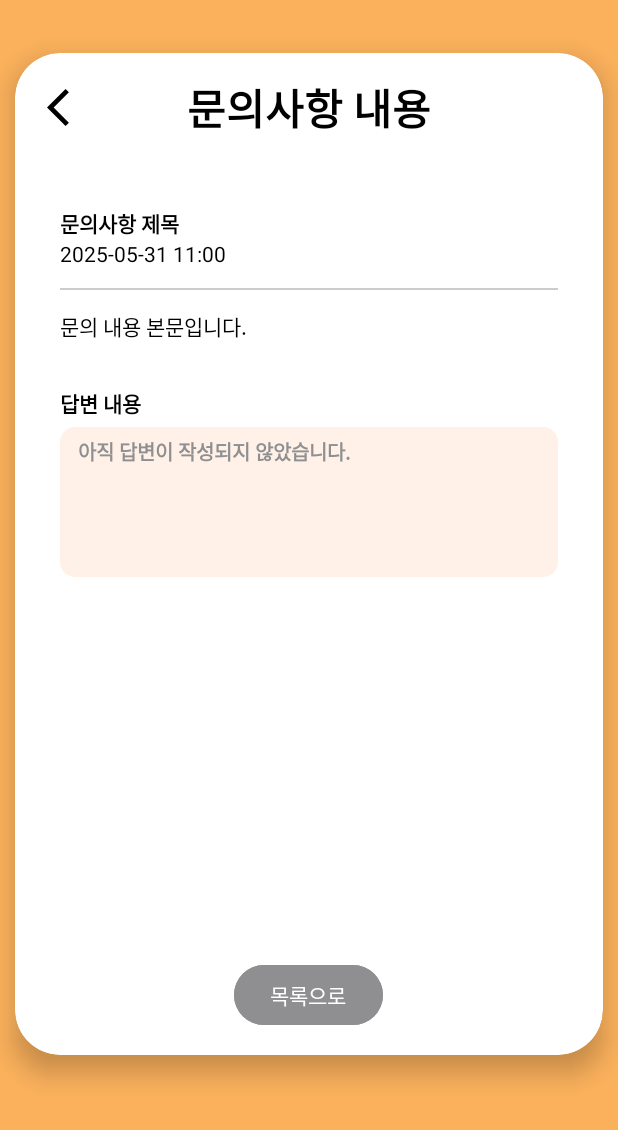
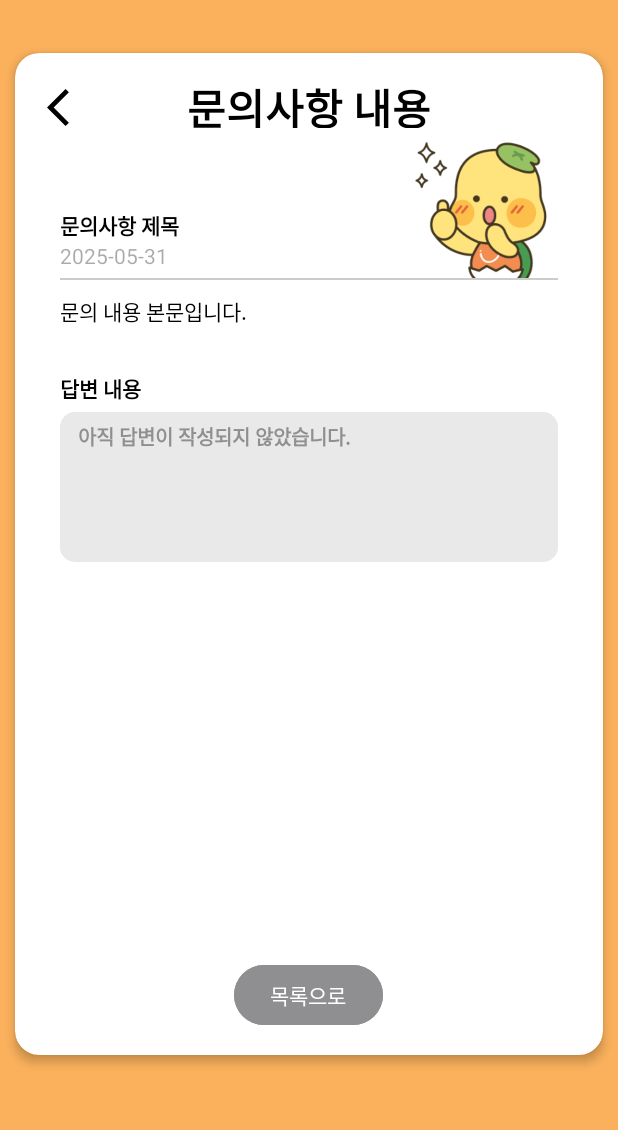
Before and after one commit to TUK-MPM/zikk-android, an Android app: the QuestionContentActivity screen opened directly, with no data from a screen before it, on a phone screen of 412 x 824 dp, the part 106-1236 px from its top. Run offline under Robolectric (Android 15) with nearby library versions, the phone set to English and light mode, and no system bars; 1 statement that could not run was skipped.

Commit message:
공지/문의 디자인 수정

```diff
--- a/app/src/main/java/com/example/zikk/QuestionContentActivity.kt
+++ b/app/src/main/java/com/example/zikk/QuestionContentActivity.kt
@@ -81,7 +81,7 @@ class QuestionContentActivity : BaseActivity() {
     }
 
     private fun formatDate(raw: String): String {
-        return raw.replace("T", " ").substring(0, 16)
+        return raw.replace("T", " ").substring(0, 10)
     }
 
     private fun showToast(msg: String) {
--- a/app/src/main/res/layout/activity_admin_notice_write.xml
+++ b/app/src/main/res/layout/activity_admin_notice_write.xml
@@ -80,6 +80,7 @@
                     android:layout_height="30dp"
                     android:layout_marginHorizontal="30dp"
                     android:background="@drawable/round_box_medium"
+                    android:backgroundTint="#E9E9E9"
                     android:paddingStart="12dp"
                     android:hint="공지사항 제목을 입력해주세요. (최대 50자)"
                     android:textSize="13sp"
@@ -103,6 +104,7 @@
                     android:layout_height="206dp"
                     android:layout_marginHorizontal="30dp"
                     android:background="@drawable/round_box_medium"
+                    android:backgroundTint="#E9E9E9"
                     android:paddingStart="12dp"
                     android:hint="공지사항 내용을 입력해주세요. (최대 500자)"
                     android:textSize="13sp"
@@ -137,7 +139,7 @@
                             android:layout_width="100dp"
                             android:layout_height="wrap_content"
                             android:layout_marginLeft="30dp"
-                            android:backgroundTint="@color/blue"
+                            android:backgroundTint="@color/deap_blue"
                             android:text="완료" />
                     </LinearLayout>
                 </RelativeLayout>
--- a/app/src/main/res/layout/activity_question_context.xml
+++ b/app/src/main/res/layout/activity_question_context.xml
@@ -30,8 +30,8 @@
             android:layout_marginTop="15dp"
             android:layout_marginBottom="50dp"
             android:background="@drawable/round_box"
-            app:cardCornerRadius="30dp"
-            app:cardElevation="10dp">
+            app:cardCornerRadius="16dp"
+            app:cardElevation="4dp">
 
             <LinearLayout
                 android:layout_width="match_parent"
@@ -42,11 +42,11 @@
 
                 <FrameLayout
                     android:layout_width="match_parent"
-                    android:layout_height="wrap_content">
+                    android:layout_height="50dp">
                     <TextView
                         android:id="@+id/back"
                         android:layout_width="match_parent"
-                        android:layout_height="wrap_content"
+                        android:layout_height="30dp"
                         android:layout_margin="21dp"
                         android:drawableLeft="@drawable/baseline_arrow_back_ios_30" />
 
@@ -54,7 +54,7 @@
                         android:id="@+id/textView"
                         android:layout_width="match_parent"
                         android:layout_height="wrap_content"
-                        android:padding="15dp"
+                        android:paddingTop="15dp"
                         android:shadowColor="#80000000"
                         android:text="문의사항 내용"
                         android:textAlignment="center"
@@ -62,7 +62,19 @@
                         android:textStyle="bold"
                         android:textColor="@color/black"/>
                 </FrameLayout>
-
+            <LinearLayout
+                android:layout_width="match_parent"
+                android:layout_height="wrap_content"
+                android:orientation="vertical">
+                <LinearLayout
+                    android:layout_width="match_parent"
+                    android:layout_height="wrap_content"
+                    android:orientation="horizontal">
+                <LinearLayout
+                    android:layout_width="wrap_content"
+                    android:layout_height="match_parent"
+                    android:orientation="vertical"
+                    android:gravity="bottom">
                 <!-- 문의 제목 -->
                 <TextView
                     android:id="@+id/titleTextView"
@@ -81,22 +93,30 @@
                     android:layout_height="wrap_content"
                     android:layout_marginLeft="30dp"
                     android:layout_marginBottom="5dp"
-                    android:text="2025-05-31 11:00"
+                    android:hint="2025-05-31"
                     android:textColor="@color/black" />
+                </LinearLayout>
+
+                    <ImageView
+                        android:id="@+id/iv_character"
+                        android:layout_width="100dp"
+                        android:layout_height="100dp"
+                        android:src="@drawable/questioncontent"
+                        android:layout_marginLeft="150dp"/>
+                </LinearLayout>
 
                 <View
                     android:layout_width="match_parent"
                     android:layout_height="1dp"
-                    android:layout_marginVertical="8dp"
                     android:layout_marginHorizontal="30dp"
                     android:background="#CCCCCC" />
-
+            </LinearLayout>
                 <!-- 문의 내용 -->
                 <TextView
                     android:id="@+id/contentTextView"
                     android:layout_width="wrap_content"
                     android:layout_height="wrap_content"
-                    android:layout_marginTop="5dp"
+                    android:layout_marginTop="10dp"
                     android:layout_marginHorizontal="30dp"
                     android:text="문의 내용 본문입니다."
                     android:textColor="@color/black" />
@@ -127,7 +147,8 @@
                     android:paddingTop="6dp"
                     android:textColorHint="@color/deap_gray"
                     android:textStyle="bold"
-                    android:enabled="false" />
+                    android:enabled="false"
+                    android:backgroundTint="#E9E9E9"/>
 
                 <!-- 답변 시각 -->
                 <TextView
@@ -143,10 +164,11 @@
                 <RelativeLayout
                     android:layout_width="wrap_content"
                     android:layout_height="wrap_content">
+
                     <LinearLayout
                         android:layout_width="match_parent"
                         android:layout_height="wrap_content"
-                        android:orientation="horizontal"
+                        android:orientation="vertical"
                         android:gravity="center"
                         android:padding="16dp"
                         android:layout_alignParentBottom="true">
--- a/app/src/main/res/layout/item_question.xml
+++ b/app/src/main/res/layout/item_question.xml
@@ -31,7 +31,7 @@
             android:id="@+id/bottomText"
             android:layout_width="wrap_content"
             android:layout_height="wrap_content"
-            android:text="2025-05-27 11:06"
+            android:text="2025-05-27"
             android:textColor="#000000"
             android:textSize="12sp" />
     </LinearLayout>
```
Also changed, not shown: app/src/main/java/com/example/zikk/QuestionListActivity.kt (+35 -22 lines), app/src/main/java/com/example/zikk/adapter/InquiryAdapter.kt (+11 -2 lines), app/src/main/res/layout/activity_admin_question_content_acitivity.xml (+4 -3 lines), app/src/main/res/layout/activity_notice_content.xml (+3 -4 lines), app/src/main/res/layout/activity_question_list.xml (+21 -14 lines), app/src/main/res/layout/activity_question_write.xml (+14 -6 lines), app/src/main/res/layout/item_notice.xml (+15 -13 lines), app/src/main/res/drawable/questioncontent.png (added), app/src/main/res/drawable/questionwrite.png (added).
